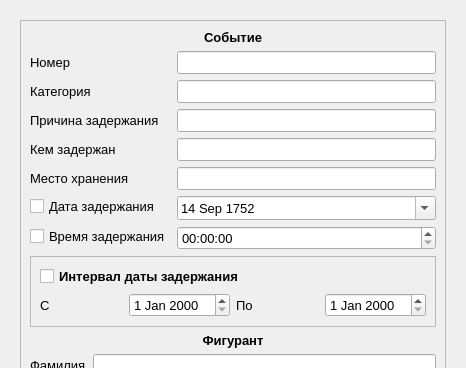
Above: search.ui from Yavlados/VKR before the change; both pictures show x 0 to 466 and y 0 to 368 of the 466 by 667 pixel window. Below: the same form after it.
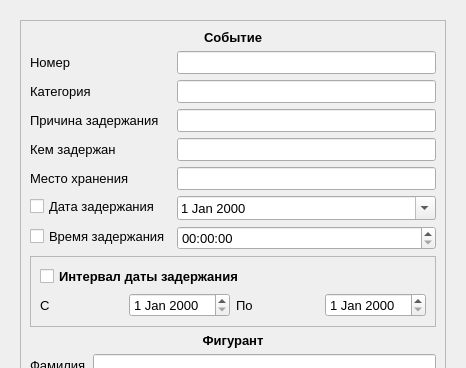
That is the form after the change.

Commit message: new(search): added search results vizualization

```diff
--- a/search.ui
+++ b/search.ui
@@ -288,9 +288,9 @@
                 <hour>0</hour>
                 <minute>0</minute>
                 <second>0</second>
-                <year>1752</year>
-                <month>9</month>
-                <day>14</day>
+                <year>2000</year>
+                <month>1</month>
+                <day>1</day>
                </datetime>
               </property>
               <property name="calendarPopup">
```
The commit also changes 9 other files.
